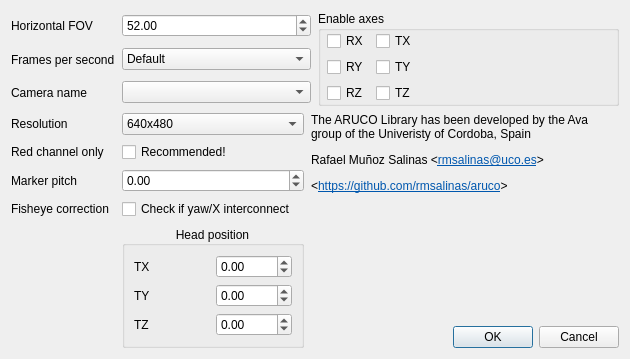
Qt form ftnoir_tracker_aruco/aruco-trackercontrols.ui (opentrack/opentrack) before a commit.
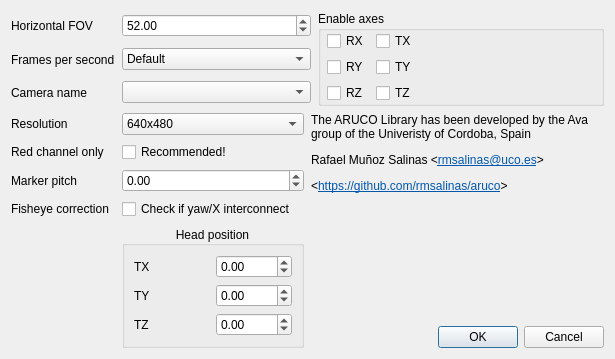
The same form after that commit.

```diff
--- a/ftnoir_tracker_aruco/aruco-trackercontrols.ui
+++ b/ftnoir_tracker_aruco/aruco-trackercontrols.ui
@@ -9,8 +9,8 @@
    <rect>
     <x>0</x>
     <y>0</y>
-    <width>630</width>
-    <height>326</height>
+    <width>615</width>
+    <height>353</height>
    </rect>
   </property>
   <property name="sizePolicy">
```
